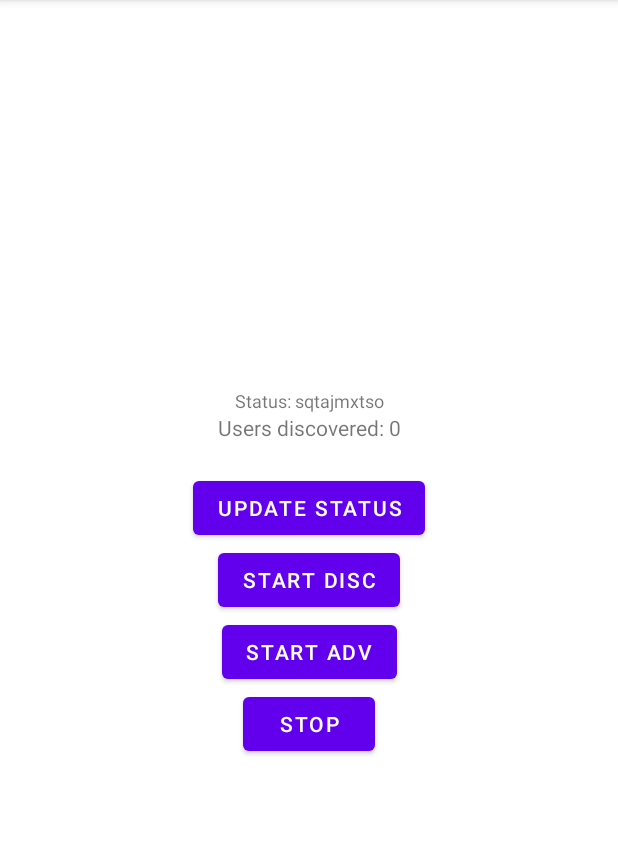
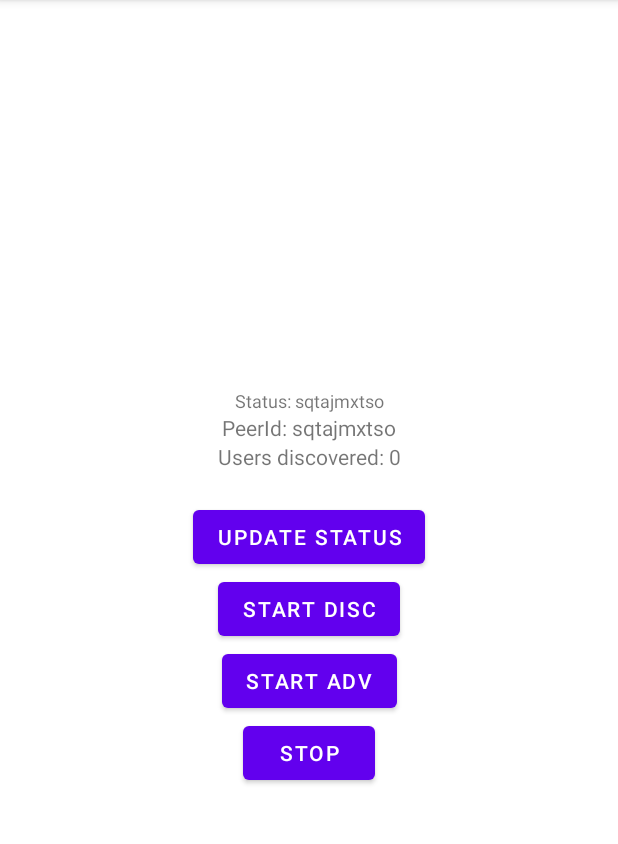
Before and after one commit to datahop/p2p-discovery-ble, an Android app: the screen it shows after launch (MainActivity), after a tap on "UPDATE STATUS", on a phone screen of 412 x 824 dp, the part 84-928 px from its top. Run offline under Robolectric (Android 15) with nearby library versions, the phone set to English and light mode, and no system bars; 3 statements that could not run were skipped.

Commit message:
peerid gui

```diff
--- a/app/src/main/java/network/datahop/bledemo/MainActivity.java
+++ b/app/src/main/java/network/datahop/bledemo/MainActivity.java
@@ -32,7 +32,7 @@ public class MainActivity extends AppCompatActivity implements AdvertisementNoti
 
     private Button startAdvButton,startDiscButton,stopButton,refreshButton;
 
-    private TextView status, discovery;
+    private TextView status, discovery, peerId;
     private BLEAdvertising advertisingDriver;
     private BLEServiceDiscovery discoveryDriver;
 
@@ -48,6 +48,8 @@ public class MainActivity extends AppCompatActivity implements AdvertisementNoti
     private boolean adv;
 
     private boolean disc;
+
+    private String id;
     @Override
     protected void onCreate(Bundle savedInstanceState) {
         super.onCreate(savedInstanceState);
@@ -59,6 +61,11 @@ public class MainActivity extends AppCompatActivity implements AdvertisementNoti
         discoveryDriver = BLEServiceDiscovery.getInstance(getApplicationContext());
         advertisingDriver.setNotifier(this);
         discoveryDriver.setNotifier(this);
+
+        peerId = (TextView) findViewById(R.id.textview_peerid);
+
+        this.id = randomString();
+        peerId.setText("PeerId: "+id);
 
         startDiscButton = (Button) findViewById(R.id.startdiscovery);
         startAdvButton = (Button) findViewById(R.id.startadvertisement);
@@ -85,7 +92,7 @@ public class MainActivity extends AppCompatActivity implements AdvertisementNoti
                 discoveryDriver.addAdvertisingInfo("bledemo",stat);
                 disc=true;
                 //advertisingDriver.start(TAG,"peerId");
-                discoveryDriver.start(TAG,"peerId",2000,30000);
+                discoveryDriver.start(TAG,id,2000,30000);
             }
         });
 
@@ -102,7 +109,7 @@ public class MainActivity extends AppCompatActivity implements AdvertisementNoti
                 adv=true;
                 advertisingDriver.addAdvertisingInfo("bledemo",stat);
                 //discoveryDriver.addAdvertisingInfo("bledemo",stat);
-                advertisingDriver.start(TAG,"peerId");
+                advertisingDriver.start(TAG,id);
                 //discoveryDriver.start(TAG,"peerId",2000,30000);
             }
         });
@@ -126,7 +133,7 @@ public class MainActivity extends AppCompatActivity implements AdvertisementNoti
                 advertisingDriver.addAdvertisingInfo("bledemo",stat);
                 discoveryDriver.addAdvertisingInfo("bledemo",stat);
                 advertisingDriver.stop();
-                advertisingDriver.start(TAG,"peerId");
+                advertisingDriver.start(TAG,id);
             }
         });
 
--- a/app/src/main/res/layout/activity_main.xml
+++ b/app/src/main/res/layout/activity_main.xml
@@ -20,13 +20,22 @@
         app:layout_constraintVertical_bias="0.344" />
 
     <TextView
+        android:id="@+id/textview_peerid"
+        android:layout_width="wrap_content"
+        android:layout_height="wrap_content"
+        android:text="PeerId:"
+        app:layout_constraintEnd_toEndOf="parent"
+        app:layout_constraintStart_toStartOf="parent"
+        app:layout_constraintTop_toBottomOf="@id/textview_status" />
+
+    <TextView
         android:id="@+id/textview_discovery"
         android:layout_width="wrap_content"
         android:layout_height="wrap_content"
         android:text="Users discovered:"
         app:layout_constraintEnd_toEndOf="parent"
         app:layout_constraintStart_toStartOf="parent"
-        app:layout_constraintTop_toBottomOf="@id/textview_status" />
+        app:layout_constraintTop_toBottomOf="@id/textview_peerid" />
 
     <Button
         android:id="@+id/refreshbutton"
```
